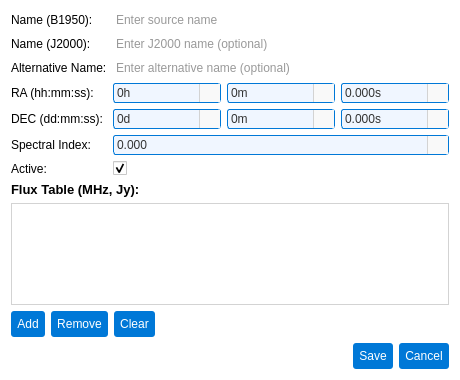
Before: the Qt Designer form pastrocore/gui_pyside/dialog_edtior_source.ui in Torward1024/pAstroCORE, drawn with Qt 5.
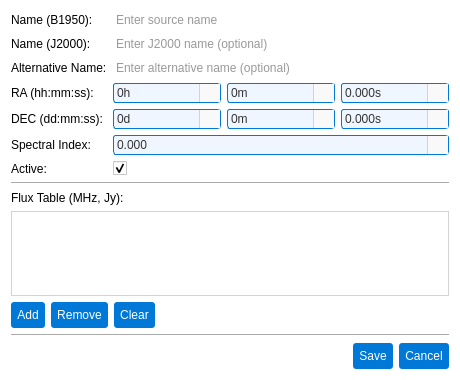
After: the same form once the commit is applied. Icons and pictures are not drawn.

The edit to the form file:
```diff
--- a/pastrocore/gui_pyside/dialog_edtior_source.ui
+++ b/pastrocore/gui_pyside/dialog_edtior_source.ui
@@ -803,6 +803,13 @@
      </item>
     </layout>
    </item>
+   <item>
+    <widget class="Line" name="line_2">
+     <property name="orientation">
+      <enum>Qt::Orientation::Horizontal</enum>
+     </property>
+    </widget>
+   </item>
    <item>
     <layout class="QGridLayout" name="gridLayout">
      <item row="2" column="0">
@@ -956,8 +963,8 @@
        <property name="font">
         <font>
          <family>Arial</family>
-         <pointsize>10</pointsize>
-         <bold>true</bold>
+         <pointsize>9</pointsize>
+         <bold>false</bold>
         </font>
        </property>
        <property name="text">
@@ -967,6 +974,13 @@
      </item>
     </layout>
    </item>
+   <item>
+    <widget class="Line" name="line">
+     <property name="orientation">
+      <enum>Qt::Orientation::Horizontal</enum>
+     </property>
+    </widget>
+   </item>
    <item>
     <layout class="QHBoxLayout" name="buttonLayout">
      <item>
```
Left out of the diff: 8 changed lines with no effect on the pictures.
